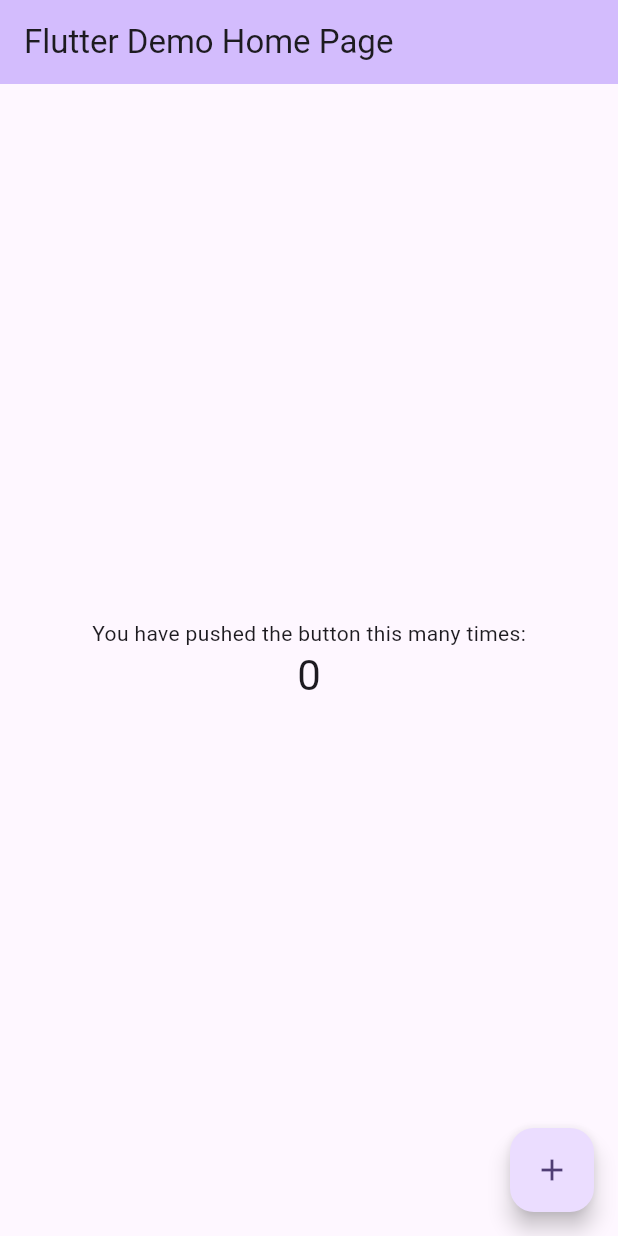
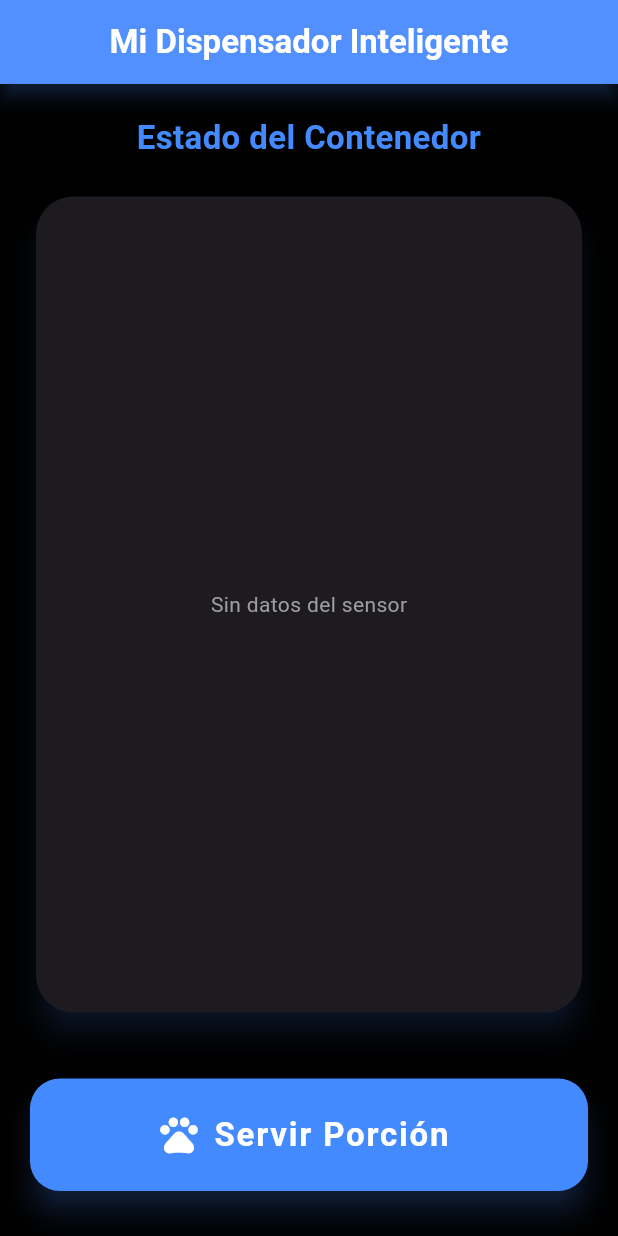
Before and after one commit to XxprogunxX/Proyecto-de-dispensador-IoT, a Flutter app: the screen it shows after launch, on a phone screen of 412 x 824 dp. Run offline on Flutter 3.47's test engine with Material 3 defaults, Android fonts, the phone set to English and light mode, and no system bars; our stand-ins replace firebase_core, firebase_database; accounts and stored records are empty.

Commit message:
feat: app movil construida

```diff
--- a/lib/main.dart
+++ b/lib/main.dart
@@ -1,121 +1,223 @@
 import 'package:flutter/material.dart';
+import 'package:firebase_core/firebase_core.dart';
+import 'package:firebase_database/firebase_database.dart';
+import 'firebase_options.dart';
 
-void main() {
-  runApp(const MyApp());
+void main() async {
+  WidgetsFlutterBinding.ensureInitialized();
+  await Firebase.initializeApp(
+    options: DefaultFirebaseOptions.currentPlatform,
+  );
+  runApp(const DispensadorApp());
 }
 
-class MyApp extends StatelessWidget {
-  const MyApp({super.key});
+class DispensadorApp extends StatelessWidget {
+  const DispensadorApp({super.key});
 
-  // This widget is the root of your application.
   @override
   Widget build(BuildContext context) {
     return MaterialApp(
-      title: 'Flutter Demo',
+      debugShowCheckedModeBanner: false,
+      title: 'Mi Dispensador IoT',
+      // Cambiamos el tema a modo oscuro: fondo negro y acentos azules
       theme: ThemeData(
-        // This is the theme of your application.
-        //
-        // TRY THIS: Try running your application with "flutter run". You'll see
-        // the application has a purple toolbar. Then, without quitting the app,
-        // try changing the seedColor in the colorScheme below to Colors.green
-        // and then invoke "hot reload" (save your changes or press the "hot
-        // reload" button in a Flutter-supported IDE, or press "r" if you used
-        // the command line to start the app).
-        //
-        // Notice that the counter didn't reset back to zero; the application
-        // state is not lost during the reload. To reset the state, use hot
-        // restart instead.
-        //
-        // This works for code too, not just values: Most code changes can be
-        // tested with just a hot reload.
-        colorScheme: .fromSeed(seedColor: Colors.deepPurple),
+        brightness: Brightness.dark,
+        primarySwatch: Colors.blue,
+        scaffoldBackgroundColor: Colors.black, // Fondo completamente negro
+        cardColor: const Color(0xFF1A1A1A), // Un gris casi negro para que la tarjeta resalte un poco
       ),
-      home: const MyHomePage(title: 'Flutter Demo Home Page'),
+      home: const PantallaPrincipal(),
     );
   }
 }
 
-class MyHomePage extends StatefulWidget {
-  const MyHomePage({super.key, required this.title});
-
-  // This widget is the home page of your application. It is stateful, meaning
-  // that it has a State object (defined below) that contains fields that affect
-  // how it looks.
-
-  // This class is the configuration for the state. It holds the values (in this
-  // case the title) provided by the parent (in this case the App widget) and
-  // used by the build method of the State. Fields in a Widget subclass are
-  // always marked "final".
-
-  final String title;
+class PantallaPrincipal extends StatefulWidget {
+  const PantallaPrincipal({super.key});
 
   @override
-  State<MyHomePage> createState() => _MyHomePageState();
+  State<PantallaPrincipal> createState() => _PantallaPrincipalState();
 }
 
-class _MyHomePageState extends State<MyHomePage> {
-  int _counter = 0;
+class _PantallaPrincipalState extends State<PantallaPrincipal> {
+  final DatabaseReference _distanciaRef = FirebaseDatabase.instance.ref('comida/distancia');
+  final DatabaseReference _despacharRef = FirebaseDatabase.instance.ref('comida/despachar');
 
-  void _incrementCounter() {
-    setState(() {
-      // This call to setState tells the Flutter framework that something has
-      // changed in this State, which causes it to rerun the build method below
-      // so that the display can reflect the updated values. If we changed
-      // _counter without calling setState(), then the build method would not be
-      // called again, and so nothing would appear to happen.
-      _counter++;
+  bool _estaSirviendo = false;
+
+  void _mostrarNotificacionEmergente() {
+    // Esta es la nueva notificación estilo ventana emergente (Pop-up)
+    showDialog(
+      context: context,
+      barrierDismissible: false, // El usuario debe tocar "Entendido" para cerrarla
+      builder: (BuildContext context) {
+        return AlertDialog(
+          backgroundColor: const Color(0xFF1A1A1A), // Fondo oscuro para el pop-up
+          shape: RoundedRectangleBorder(borderRadius: BorderRadius.circular(20)),
+          title: const Row(
+            children: [
+              Icon(Icons.notifications_active, color: Colors.blueAccent, size: 28),
+              SizedBox(width: 10),
+              Text('¡Atención!', style: TextStyle(fontWeight: FontWeight.bold, color: Colors.white)),
+            ],
+          ),
+          content: const Text(
+            'Se ha enviado la orden.\nLa comida se está sirviendo ahora mismo.',
+            style: TextStyle(fontSize: 16, color: Colors.white70),
+          ),
+          actions: [
+            ElevatedButton(
+              style: ElevatedButton.styleFrom(
+                backgroundColor: Colors.blueAccent,
+                foregroundColor: Colors.white,
+                shape: RoundedRectangleBorder(borderRadius: BorderRadius.circular(10)),
+              ),
+              onPressed: () {
+                Navigator.of(context).pop(); // Cierra el mensaje
+              },
+              child: const Text('Entendido'),
+            ),
+          ],
+        );
+      },
+    );
+  }
+
+  void _servirComida() async {
+    setState(() => _estaSirviendo = true);
+    try {
+      await _despacharRef.set(true);
+
+      if (mounted) {
+        // Llamamos a la nueva función de notificación
+        _mostrarNotificacionEmergente();
+      }
+    } catch (e) {
+      debugPrint("Error de conexión: $e");
+    } finally {
+      Future.delayed(const Duration(seconds: 2), () {
+        if (mounted) setState(() => _estaSirviendo = false);
       });
+    }
   }
 
   @override
   Widget build(BuildContext context) {
-    // This method is rerun every time setState is called, for instance as done
-    // by the _incrementCounter method above.
-    //
-    // The Flutter framework has been optimized to make rerunning build methods
-    // fast, so that you can just rebuild anything that needs updating rather
-    // than having to individually change instances of widgets.
     return Scaffold(
       appBar: AppBar(
-        // TRY THIS: Try changing the color here to a specific color (to
-        // Colors.amber, perhaps?) and trigger a hot reload to see the AppBar
-        // change color while the other colors stay the same.
-        backgroundColor: Theme.of(context).colorScheme.inversePrimary,
-        // Here we take the value from the MyHomePage object that was created by
-        // the App.build method, and use it to set our appbar title.
-        title: Text(widget.title),
+        title: const Text('Mi Dispensador Inteligente', style: TextStyle(fontWeight: FontWeight.bold)),
+        centerTitle: true,
+        backgroundColor: Colors.blueAccent, // Azul vibrante
+        foregroundColor: Colors.white,
+        elevation: 5,
+        shadowColor: Colors.blueAccent.withOpacity(0.5),
       ),
-      body: Center(
-        // Center is a layout widget. It takes a single child and positions it
-        // in the middle of the parent.
+      body: SafeArea(
+        child: Padding(
+          padding: const EdgeInsets.all(20.0),
           child: Column(
-          // Column is also a layout widget. It takes a list of children and
-          // arranges them vertically. By default, it sizes itself to fit its
-          // children horizontally, and tries to be as tall as its parent.
-          //
-          // Column has various properties to control how it sizes itself and
-          // how it positions its children. Here we use mainAxisAlignment to
-          // center the children vertically; the main axis here is the vertical
-          // axis because Columns are vertical (the cross axis would be
-          // horizontal).
-          //
-          // TRY THIS: Invoke "debug painting" (choose the "Toggle Debug Paint"
-          // action in the IDE, or press "p" in the console), to see the
-          // wireframe for each widget.
-          mainAxisAlignment: .center,
+            crossAxisAlignment: CrossAxisAlignment.stretch,
             children: [
-            const Text('You have pushed the button this many times:'),
+              const Text(
+                'Estado del Contenedor',
+                style: TextStyle(fontSize: 22, fontWeight: FontWeight.bold, color: Colors.blueAccent),
+                textAlign: TextAlign.center,
+              ),
+              const SizedBox(height: 20),
+
+              Expanded(
+                child: Card(
+                  elevation: 8,
+                  shadowColor: Colors.blueAccent.withOpacity(0.3),
+                  shape: RoundedRectangleBorder(borderRadius: BorderRadius.circular(25)),
+                  child: StreamBuilder(
+                    stream: _distanciaRef.onValue,
+                    builder: (context, snapshot) {
+                      if (snapshot.connectionState == ConnectionState.waiting) {
+                        return const Center(child: CircularProgressIndicator(color: Colors.blueAccent));
+                      }
+
+                      if (snapshot.hasData && snapshot.data!.snapshot.value != null) {
+                        final distanciaStr = snapshot.data!.snapshot.value.toString();
+                        double distanciaNum = double.tryParse(distanciaStr) ?? 0;
+
+                        bool nivelBajo = distanciaNum > 15;
+
+                        return Column(
+                          mainAxisAlignment: MainAxisAlignment.center,
+                          children: [
+                            Container(
+                              padding: const EdgeInsets.all(20),
+                              decoration: BoxDecoration(
+                                color: nivelBajo ? Colors.redAccent.withOpacity(0.2) : Colors.blueAccent.withOpacity(0.2),
+                                shape: BoxShape.circle,
+                              ),
+                              child: Icon(
+                                nivelBajo ? Icons.error_outline : Icons.check_circle_outline,
+                                size: 80,
+                                color: nivelBajo ? Colors.redAccent : Colors.blueAccent,
+                              ),
+                            ),
+                            const SizedBox(height: 20),
                             Text(
-              '$_counter',
-              style: Theme.of(context).textTheme.headlineMedium,
+                              '$distanciaStr cm',
+                              style: const TextStyle(fontSize: 52, fontWeight: FontWeight.w900, color: Colors.white),
                             ),
+                            const SizedBox(height: 10),
+                            Container(
+                              padding: const EdgeInsets.symmetric(horizontal: 15, vertical: 8),
+                              decoration: BoxDecoration(
+                                color: nivelBajo ? Colors.redAccent : Colors.blueAccent,
+                                borderRadius: BorderRadius.circular(20),
+                              ),
+                              child: Text(
+                                nivelBajo ? 'Nivel bajo. ¡Hora de rellenar!' : 'Nivel de alimento óptimo',
+                                style: const TextStyle(
+                                  fontSize: 16,
+                                  color: Colors.white,
+                                  fontWeight: FontWeight.bold
+                                ),
+                              ),
+                            ),
+                          ],
+                        );
+                      }
+                      return const Center(child: Text('Sin datos del sensor', style: TextStyle(color: Colors.grey)));
+                    },
+                  ),
+                ),
+              ),
+
+              const SizedBox(height: 40),
+
+              SizedBox(
+                height: 75,
+                child: ElevatedButton.icon(
+                  onPressed: _estaSirviendo ? null : _servirComida,
+                  icon: _estaSirviendo
+                      ? const SizedBox(
+                          width: 24, height: 24,
+                          child: CircularProgressIndicator(color: Colors.white, strokeWidth: 3)
+                        )
+                      : const Icon(Icons.pets, size: 30),
+                  label: Text(
+                    _estaSirviendo ? 'Sirviendo...' : 'Servir Porción',
+                    style: const TextStyle(fontSize: 22, fontWeight: FontWeight.bold, letterSpacing: 1.2),
+                  ),
+                  style: ElevatedButton.styleFrom(
+                    backgroundColor: Colors.blueAccent,
+                    foregroundColor: Colors.white,
+                    shape: RoundedRectangleBorder(
+                      borderRadius: BorderRadius.circular(20),
+                    ),
+                    elevation: _estaSirviendo ? 0 : 8,
+                    shadowColor: Colors.blueAccent.withOpacity(0.5),
+                  ),
+                ),
+              ),
+              const SizedBox(height: 10),
             ],
           ),
         ),
-      floatingActionButton: FloatingActionButton(
-        onPressed: _incrementCounter,
-        tooltip: 'Increment',
-        child: const Icon(Icons.add),
       ),
     );
   }
```
Also changed, not shown: pubspec.yaml (+7 -0 lines), firebase.json (added), flutter_01.png (added), lib/firebase_options.dart (added), pubspec.lock, 35 other files. Lines whose indentation alone changed are shown as unchanged.
